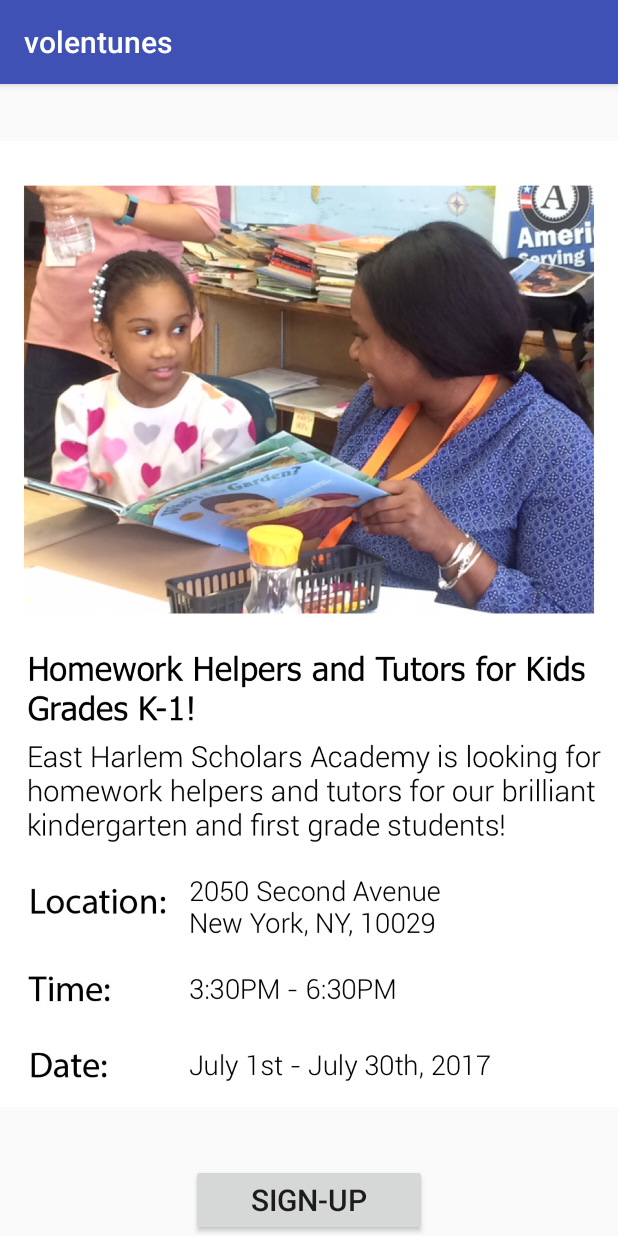
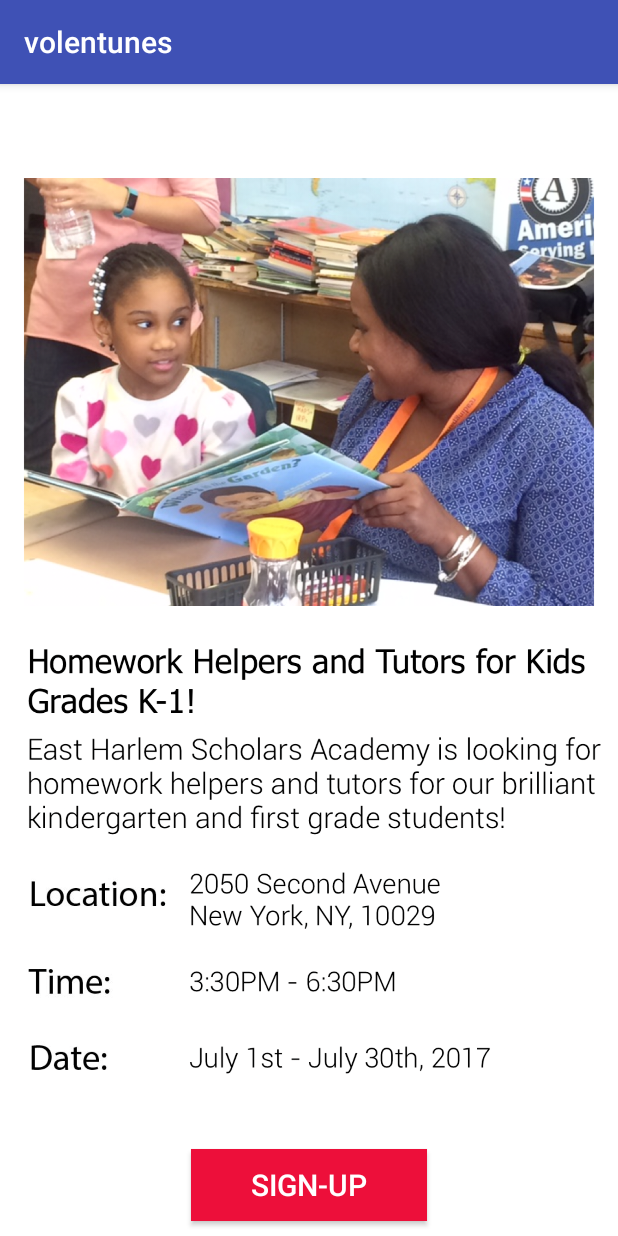
Before and after one commit to svalexander/volentunes, an Android app: the EventDetailsActivity screen opened directly, with no data from a screen before it, on a phone screen of 412 x 824 dp. Run offline under Robolectric (Android 15) with nearby library versions, the phone set to English and light mode, and no system bars.

Commit message:
Added colors

```diff
--- a/app/src/main/java/nyc/c4q/shannonalexander_navarro/volentunes/EventDetailsActivity.java
+++ b/app/src/main/java/nyc/c4q/shannonalexander_navarro/volentunes/EventDetailsActivity.java
@@ -2,6 +2,8 @@ package nyc.c4q.shannonalexander_navarro.volentunes;
 
 import android.os.Bundle;
 import android.support.v7.app.AppCompatActivity;
+import android.view.View;
+import android.widget.Button;
 
 /**
  * Created by leighdouglas on 6/24/17.
@@ -9,9 +11,21 @@ import android.support.v7.app.AppCompatActivity;
 
 public class EventDetailsActivity extends AppCompatActivity {
 
+    private Button signUp;
     @Override
     protected void onCreate(Bundle savedInstanceState) {
         super.onCreate(savedInstanceState);
         setContentView(R.layout.details_screen_layout);
+        initViews();
+    }
+
+    public void initViews(){
+        signUp = (Button) findViewById(R.id.signup);
+        signUp.setOnClickListener(new View.OnClickListener() {
+            @Override
+            public void onClick(View v) {
+
+            }
+        });
     }
 }
--- /dev/null
+++ b/app/src/main/res/layout/access_code_layout.xml
@@ -0,0 +1,6 @@
+<?xml version="1.0" encoding="utf-8"?>
+<LinearLayout xmlns:android="http://schemas.android.com/apk/res/android"
+    android:orientation="vertical" android:layout_width="match_parent"
+    android:layout_height="match_parent">
+
+</LinearLayout>
--- a/app/src/main/res/layout/details_screen_layout.xml
+++ b/app/src/main/res/layout/details_screen_layout.xml
@@ -1,7 +1,8 @@
 <?xml version="1.0" encoding="utf-8"?>
 <LinearLayout xmlns:android="http://schemas.android.com/apk/res/android"
     android:orientation="vertical" android:layout_width="match_parent"
-    android:layout_height="match_parent">
+    android:layout_height="match_parent"
+    android:background="@color/white">
 <ImageView
     android:layout_weight="1"
     android:layout_width="wrap_content"
@@ -9,11 +10,15 @@
     android:src="@drawable/detailsscreen"/>
 
     <Button
+        android:id="@+id/signup"
         android:layout_gravity="center"
         android:paddingRight="40dp"
         android:paddingLeft="40dp"
         android:layout_width="wrap_content"
         android:layout_height="wrap_content"
+        android:background="@color/saveBtn"
+        android:layout_marginBottom="10dp"
+        android:textColor="@color/white"
         android:textSize="20dp"
         android:text="Sign-Up"/>
 </LinearLayout>
--- a/app/src/main/res/values/colors.xml
+++ b/app/src/main/res/values/colors.xml
@@ -5,4 +5,6 @@
     <color name="colorAccent">#FF4081</color>
     <color name="btn">#1fb288</color>
     <color name="saveBtn">#ed0f3a</color>
+    <color name="white">#fff</color>
+
 </resources>
```
